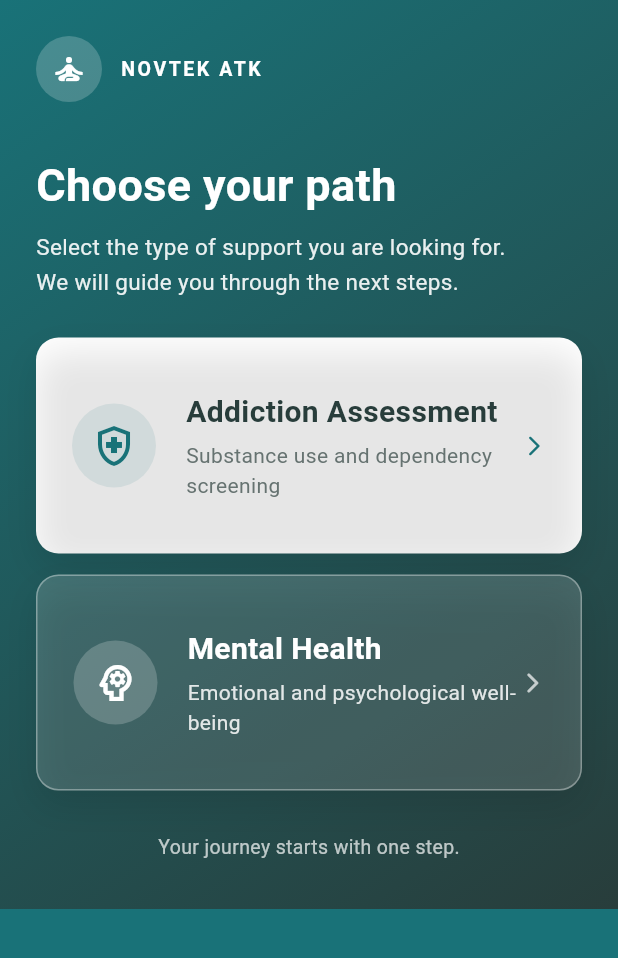
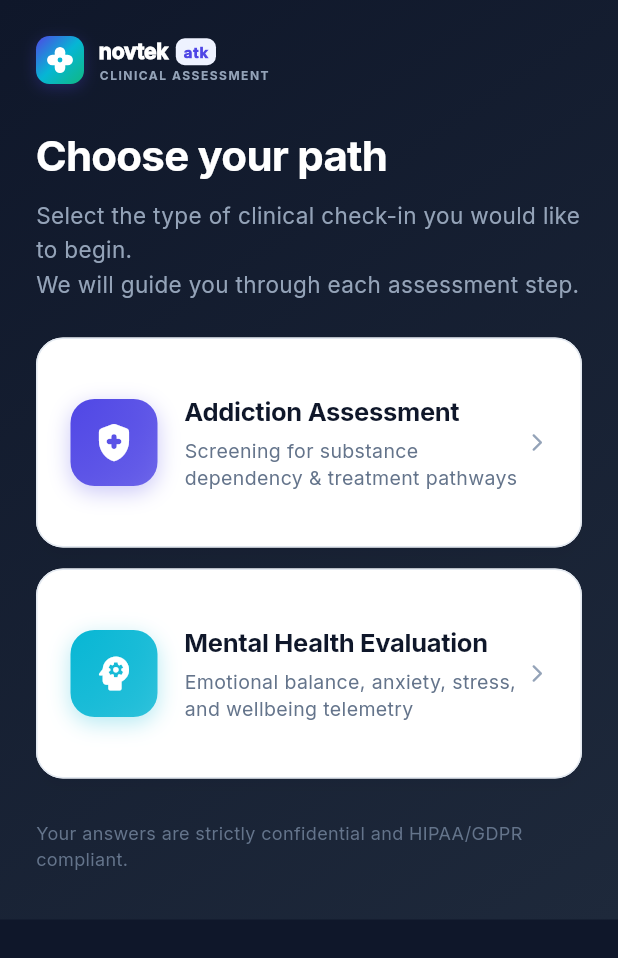
Before and after one commit to atulya1028/atk, a Flutter app: the PathSelectionPage screen opened by its route, on a phone screen of 412 x 824 dp. Shown: the top 958 px of the screen. Run offline on Flutter 3.47's test engine with Material 3 defaults, Android fonts, the phone set to English and light mode, and no system bars; our stand-ins replace cupertino_ui, flutter_bloc, flutter_screenutil, flutter_secure_storage, material_ui; missing offline and left inert: dart:html; accounts and stored records are empty.

Commit message:
feat(typography): integrate Inter font family across Flutter mobile and web apps, elevate path selection and assessment UI

```diff
--- a/app/lib/patient/pages/path_selection_page.dart
+++ b/app/lib/patient/pages/path_selection_page.dart
@@ -1,21 +1,21 @@
 import 'package:material_ui/material_ui.dart';
+import '../../common/widgets/novtek_brand_widgets.dart';
 
 class PathSelectionPage extends StatelessWidget {
   const PathSelectionPage({super.key});
 
-  static const _teal = Color(0xFF197278);
-  static const _ink = Color(0xFF283D3B);
+  static const _slate = Color(0xFF0F172A);
 
   @override
   Widget build(BuildContext context) {
     return Scaffold(
-      backgroundColor: _teal,
+      backgroundColor: _slate,
       body: Container(
         decoration: const BoxDecoration(
           gradient: LinearGradient(
             begin: Alignment.topLeft,
             end: Alignment.bottomRight,
-            colors: [_teal, _ink],
+            colors: [_slate, Color(0xFF1E293B)],
           ),
         ),
         child: SafeArea(
@@ -36,48 +36,34 @@ class PathSelectionPage extends StatelessWidget {
                     child: Column(
                       crossAxisAlignment: CrossAxisAlignment.start,
                       children: [
-                        const Row(
-                          children: [
-                            CircleAvatar(
-                              radius: 22,
-                              backgroundColor: Color(0x33FFFFFF),
-                              child: Icon(
-                                Icons.self_improvement,
-                                color: Colors.white,
+                        const NovtekBrandLockup(
+                          iconSize: 32,
+                          subtitle: 'CLINICAL ASSESSMENT',
+                          isDark: true,
                         ),
-                            ),
-                            SizedBox(width: 12),
-                            Text(
-                              'NOVTEK ATK',
-                              style: TextStyle(
-                                color: Colors.white,
-                                fontWeight: FontWeight.w700,
-                                letterSpacing: 1.7,
-                                fontSize: 13,
-                              ),
-                            ),
-                          ],
-                        ),
-                        SizedBox(height: wide ? 54 : 38),
+                        SizedBox(height: wide ? 48 : 32),
                         Text(
                           'Choose your path',
                           style: TextStyle(
+                            fontFamily: 'Inter',
                             color: Colors.white,
-                            fontWeight: FontWeight.w700,
-                            fontSize: wide ? 36 : 30,
+                            fontWeight: FontWeight.w800,
+                            fontSize: wide ? 36 : 28,
                             height: 1.15,
+                            letterSpacing: -0.5,
                           ),
                         ),
                         const SizedBox(height: 12),
                         const Text(
-                          'Select the type of support you are looking for.\nWe will guide you through the next steps.',
+                          'Select the type of clinical check-in you would like to begin.\nWe will guide you through each assessment step.',
                           style: TextStyle(
-                            color: Color(0xE6FFFFFF),
+                            fontFamily: 'Inter',
+                            color: Color(0xFF94A3B8),
                             fontSize: 15,
                             height: 1.55,
                           ),
                         ),
-                        SizedBox(height: wide ? 34 : 26),
+                        SizedBox(height: wide ? 32 : 24),
                         if (wide)
                           Row(
                             crossAxisAlignment: CrossAxisAlignment.start,
@@ -115,10 +101,11 @@ class PathSelectionPage extends StatelessWidget {
                         const SizedBox(height: 28),
                         const Center(
                           child: Text(
-                            'Your journey starts with one step.',
+                            'Your answers are strictly confidential and HIPAA/GDPR compliant.',
                             style: TextStyle(
-                              color: Colors.white70,
-                              fontSize: 13,
+                              fontFamily: 'Inter',
+                              color: Color(0xFF64748B),
+                              fontSize: 12,
                             ),
                           ),
                         ),
@@ -140,77 +127,78 @@ class _PathCard extends StatelessWidget {
     required this.title,
     required this.description,
     required this.icon,
-    required this.alternate,
+    required this.accentColor,
     required this.onTap,
   });
 
   const _PathCard.addiction({required VoidCallback onTap})
       : this(
           title: 'Addiction Assessment',
-        description: 'Substance use and dependency screening',
-        icon: Icons.health_and_safety_outlined,
-        alternate: false,
+          description: 'Screening for substance dependency & treatment pathways',
+          icon: Icons.health_and_safety_rounded,
+          accentColor: const Color(0xFF4F46E5),
           onTap: onTap,
         );
 
   const _PathCard.mentalHealth({required VoidCallback onTap})
       : this(
-        title: 'Mental Health',
-        description: 'Emotional and psychological well-being',
-        icon: Icons.psychology_outlined,
-        alternate: true,
+          title: 'Mental Health Evaluation',
+          description: 'Emotional balance, anxiety, stress, and wellbeing telemetry',
+          icon: Icons.psychology_rounded,
+          accentColor: const Color(0xFF06B6D4),
           onTap: onTap,
         );
 
   final String title;
   final String description;
   final IconData icon;
-  final bool alternate;
+  final Color accentColor;
   final VoidCallback onTap;
 
   @override
   Widget build(BuildContext context) {
-    final foreground = alternate ? Colors.white : const Color(0xFF283D3B);
     return Material(
-      color: alternate ? Colors.white.withValues(alpha: 0.16) : Colors.white,
-      borderRadius: BorderRadius.circular(15),
+      color: Colors.white,
+      borderRadius: BorderRadius.circular(18),
+      elevation: 4,
+      shadowColor: Colors.black.withValues(alpha: 0.12),
       child: InkWell(
         onTap: onTap,
-        borderRadius: BorderRadius.circular(15),
+        borderRadius: BorderRadius.circular(18),
         child: Container(
           width: double.infinity,
-          constraints: const BoxConstraints(minHeight: 144),
-          padding: const EdgeInsets.all(24),
+          constraints: const BoxConstraints(minHeight: 140),
+          padding: const EdgeInsets.all(22),
           decoration: BoxDecoration(
-            borderRadius: BorderRadius.circular(15),
-            border: alternate
-                ? Border.all(color: Colors.white.withValues(alpha: 0.35))
-                : null,
-            boxShadow: [
-              BoxShadow(
-                color: Colors.black.withValues(alpha: 0.1),
-                blurRadius: 20,
-                offset: const Offset(0, 10),
-              ),
-            ],
+            borderRadius: BorderRadius.circular(18),
+            border: Border.all(color: const Color(0xFFE2E8F0)),
           ),
           child: Row(
             children: [
               Container(
-                padding: const EdgeInsets.all(12),
+                padding: const EdgeInsets.all(14),
                 decoration: BoxDecoration(
-                  color: alternate
-                      ? Colors.white.withValues(alpha: 0.2)
-                      : const Color(0x1A197278),
-                  shape: BoxShape.circle,
+                  gradient: LinearGradient(
+                    colors: [accentColor, accentColor.withValues(alpha: 0.8)],
+                    begin: Alignment.topLeft,
+                    end: Alignment.bottomRight,
+                  ),
+                  borderRadius: BorderRadius.circular(16),
+                  boxShadow: [
+                    BoxShadow(
+                      color: accentColor.withValues(alpha: 0.3),
+                      blurRadius: 12,
+                      offset: const Offset(0, 4),
+                    ),
+                  ],
                 ),
                 child: Icon(
                   icon,
-                  color: alternate ? Colors.white : const Color(0xFF197278),
-                  size: 32,
+                  color: Colors.white,
+                  size: 30,
                 ),
               ),
-              const SizedBox(width: 20),
+              const SizedBox(width: 18),
               Expanded(
                 child: Column(
                   crossAxisAlignment: CrossAxisAlignment.start,
@@ -218,29 +206,31 @@ class _PathCard extends StatelessWidget {
                   children: [
                     Text(
                       title,
-                      style: TextStyle(
-                        color: foreground,
-                        fontSize: 20,
-                        fontWeight: FontWeight.bold,
+                      style: const TextStyle(
+                        fontFamily: 'Inter',
+                        fontSize: 17,
+                        fontWeight: FontWeight.w800,
+                        color: Color(0xFF0F172A),
+                        letterSpacing: -0.2,
                       ),
                     ),
-                    const SizedBox(height: 4),
+                    const SizedBox(height: 5),
                     Text(
                       description,
-                      style: TextStyle(
-                        color: alternate
-                            ? Colors.white.withValues(alpha: 0.85)
-                            : const Color(0xFF667371),
-                        fontSize: 14,
+                      style: const TextStyle(
+                        fontFamily: 'Inter',
+                        fontSize: 13,
+                        color: Color(0xFF64748B),
+                        height: 1.4,
                       ),
                     ),
                   ],
                 ),
               ),
-              Icon(
+              const Icon(
                 Icons.arrow_forward_ios_rounded,
-                color: alternate ? Colors.white70 : const Color(0xFF197278),
-                size: 16,
+                size: 14,
+                color: Color(0xFF94A3B8),
               ),
             ],
           ),
```
Also changed, not shown: app/lib/main.dart (+35 -27 lines), app/lib/patient/pages/survey_question_page.dart (+18 -10 lines), app/lib/patient/pages/survey_result_page.dart (+70 -17 lines), app/pubspec.yaml (+13 -29 lines), app/assets/fonts/Inter-Bold.ttf (added), app/assets/fonts/Inter-Medium.ttf (added), app/assets/fonts/Inter-Regular.ttf (added), app/assets/fonts/Inter-SemiBold.ttf (added), 2 other files. Lines whose indentation alone changed are shown as unchanged.
